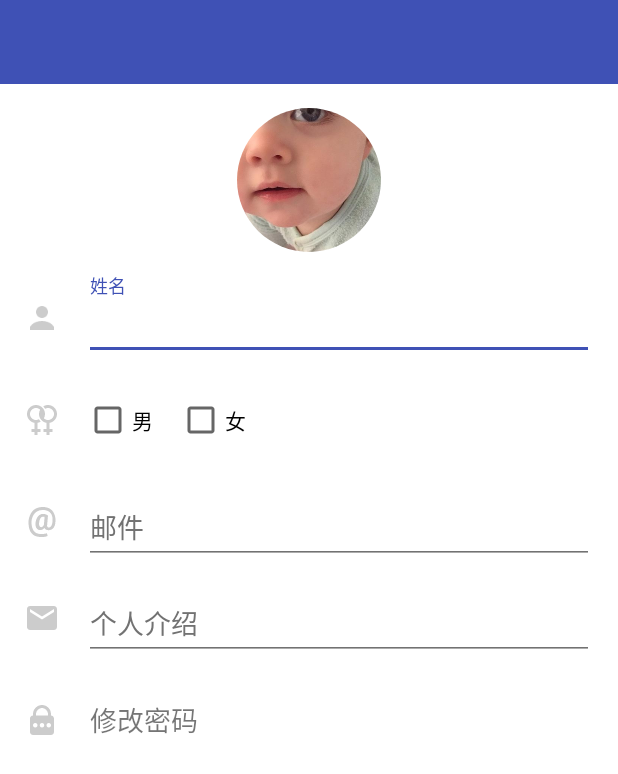
After one commit to Anima18/Utopia, an Android app: the layout activity_information.xml on its own in the app's theme, with its tools: preview values and no code run, on a phone screen of 412 x 824 dp. The commit adds this screen. Shown: the top 774 px of the screen. Run offline under Robolectric (Android 15) with nearby library versions, the phone set to English and light mode, and no system bars.

Commit message:
add infomation

```diff
--- a/app/src/main/AndroidManifest.xml
+++ b/app/src/main/AndroidManifest.xml
@@ -41,6 +41,8 @@
 
         <activity android:name=".module.home.activity.ProfileActivity" android:windowSoftInputMode="stateAlwaysHidden"/>
 
+        <activity android:name=".module.home.activity.InformationActivity" android:windowSoftInputMode="stateAlwaysHidden"/>
+
         <activity android:name=".module.home.activity.TimerActivity" android:windowSoftInputMode="stateAlwaysHidden"/>
 
         <activity android:name=".module.home.activity.TimeAnalysisActivity" android:windowSoftInputMode="stateAlwaysHidden"/>
--- /dev/null
+++ b/app/src/main/java/com/chris/utopia/module/home/activity/InformationActivity.java
@@ -0,0 +1,73 @@
+package com.chris.utopia.module.home.activity;
+
+import android.os.Bundle;
+import android.support.design.widget.TextInputLayout;
+import android.support.v7.widget.Toolbar;
+import android.view.Menu;
+import android.view.MenuItem;
+import android.widget.CheckBox;
+import android.widget.EditText;
+import android.widget.LinearLayout;
+
+import com.chris.utopia.R;
+import com.chris.utopia.common.view.BaseActivity;
+
+/**
+ * Created by jianjianhong on 2016/12/7.
+ */
+
+public class InformationActivity extends BaseActivity {
+
+    private TextInputLayout nameTi;
+    private EditText nameEt;
+    private TextInputLayout emailTi;
+    private EditText emailEt;
+    private TextInputLayout introduceTi;
+    private EditText introduceEt;
+    private CheckBox manCb;
+    private CheckBox womenCb;
+    private LinearLayout passwordView;
+
+
+    @Override
+    protected void onCreate(Bundle savedInstanceState) {
+        super.onCreate(savedInstanceState);
+        setContentView(R.layout.activity_information);
+        initView();
+    }
+
+    private void initView() {
+        nameTi = (TextInputLayout) findViewById(R.id.ti_info_name);
+        emailTi = (TextInputLayout) findViewById(R.id.ti_info_email);
+        introduceTi = (TextInputLayout) findViewById(R.id.ti_info_introduce);
+        nameEt = (EditText) findViewById(R.id.et_info_name);
+        emailEt = (EditText) findViewById(R.id.et_info_email);
+        introduceEt = (EditText) findViewById(R.id.et_info_introduce);
+        manCb = (CheckBox) findViewById(R.id.cb_info_man);
+        womenCb = (CheckBox) findViewById(R.id.cb_info_women);
+        passwordView = (LinearLayout) findViewById(R.id.view_info_password);
+    }
+
+    public void initData() {
+
+    }
+
+    @Override
+    public void setToolBarTitle() {
+        toolbar = (Toolbar) findViewById(R.id.activity_toolBar);
+        toolbar.setTitle("编辑个人信息");
+        toolbar.setNavigationIcon(R.drawable.ic_arrow_back_white_24dp);
+        setSupportActionBar(toolbar);
+    }
+
+    @Override
+    public boolean onCreateOptionsMenu(Menu menu) {
+        getMenuInflater().inflate(R.menu.menu_role_create, menu);
+        return super.onCreateOptionsMenu(menu);
+    }
+
+    @Override
+    public boolean onOptionsItemSelected(MenuItem item) {
+        return super.onOptionsItemSelected(item);
+    }
+}
--- a/app/src/main/java/com/chris/utopia/module/home/activity/ProfileActivity.java
+++ b/app/src/main/java/com/chris/utopia/module/home/activity/ProfileActivity.java
@@ -14,6 +14,8 @@ import android.widget.EditText;
 import com.afollestad.materialdialogs.DialogAction;
 import com.afollestad.materialdialogs.MaterialDialog;
 import com.chris.utopia.R;
+import com.chris.utopia.common.constant.Constant;
+import com.chris.utopia.common.util.SharedPrefsUtil;
 import com.chris.utopia.common.util.StringUtil;
 import com.chris.utopia.common.view.BaseFragment;
 import com.chris.utopia.common.view.DividerItemDecoration;
@@ -58,12 +60,15 @@ public class ProfileActivity extends BaseFragment implements ProfileActionView {
     public void initView(View view) {
         dataRv = (RecyclerView) view.findViewById(R.id.profileAct_menu_rv);
         Toolbar toolbar = (Toolbar) view.findViewById(R.id.activity_toolBar);
-        toolbar.setTitle("我");
+
+        String userName = SharedPrefsUtil.getStringValue(getContext(), Constant.SP_KEY_LOGIN_USER_NAME, "");
+        toolbar.setTitle(userName);
     }
 
     public void initData() {
         profilePresenter.setActionView(this);
 
+        dataList.add("个人信息");
         dataList.add("更改密码");
         dataList.add("我的时间");
         dataList.add("时间分析");
@@ -76,6 +81,11 @@ public class ProfileActivity extends BaseFragment implements ProfileActionView {
             public void onItemClick(View itemView, int position) {
                 switch (position) {
                     case 0:
+                        Intent intent0 = new Intent(getContext(), InformationActivity.class);
+                        startActivity(intent0);
+                        getActivity().overridePendingTransition(R.anim.push_in_right, R.anim.push_out_left);
+                        break;
+                    case 1:
                         resetPwdDialog = new MaterialDialog.Builder(getContext())
                                 .title("更改密码")
                                 .customView(R.layout.dialog_reset_password, true)
@@ -139,12 +149,12 @@ public class ProfileActivity extends BaseFragment implements ProfileActionView {
                         });
 
                         break;
-                    case 1:
+                    case 2:
                         Intent intent = new Intent(getContext(), TimerActivity.class);
                         startActivity(intent);
                         getActivity().overridePendingTransition(R.anim.push_in_right, R.anim.push_out_left);
                         break;
-                    case 2:
+                    case 3:
                         Intent intent2 = new Intent(getContext(), TimeAnalysisActivity.class);
                         startActivity(intent2);
                         getActivity().overridePendingTransition(R.anim.push_in_right, R.anim.push_out_left);
--- /dev/null
+++ b/app/src/main/res/layout/activity_information.xml
@@ -0,0 +1,185 @@
+<?xml version="1.0" encoding="utf-8"?>
+<RelativeLayout xmlns:android="http://schemas.android.com/apk/res/android"
+    xmlns:app="http://schemas.android.com/apk/res-auto"
+    android:layout_centerHorizontal="true"
+    android:layout_width="match_parent"
+    android:layout_height="match_parent"
+    android:background="@color/white"
+    android:fitsSystemWindows="true">
+
+    <include layout="@layout/toolbar_common"/>
+
+    <de.hdodenhof.circleimageview.CircleImageView
+        android:id="@+id/profile_image"
+        android:layout_width="96dp"
+        android:layout_height="96dp"
+        android:src="@drawable/boy"
+        android:layout_marginTop="16dp"
+        android:layout_marginBottom="16dp"
+        android:layout_below="@+id/activity_toolBar"
+        android:layout_centerHorizontal="true"
+        android:scaleType="centerCrop" />
+
+    <LinearLayout
+        android:id="@+id/view_info_name"
+        android:layout_width="match_parent"
+        android:layout_height="wrap_content"
+        android:orientation="horizontal"
+        android:paddingLeft="16dp"
+        android:paddingRight="16dp"
+        android:paddingBottom="8dp"
+        android:layout_below="@id/profile_image">
+
+        <ImageView
+            android:layout_width="wrap_content"
+            android:layout_height="wrap_content"
+            android:layout_gravity="center_vertical"
+            android:src="@drawable/ic_role"/>
+
+        <android.support.design.widget.TextInputLayout
+            android:id="@+id/ti_info_name"
+            android:layout_width="match_parent"
+            android:layout_height="wrap_content"
+            android:paddingLeft="16dp"
+            android:theme="@style/Thing_create_input">
+
+            <EditText
+                android:id="@+id/et_info_name"
+                android:layout_width="match_parent"
+                android:layout_height="wrap_content"
+                android:hint="姓名"/>
+        </android.support.design.widget.TextInputLayout>
+
+    </LinearLayout>
+
+    <LinearLayout
+        android:id="@+id/view_info_sex"
+        android:layout_width="match_parent"
+        android:layout_height="72dp"
+        android:orientation="horizontal"
+        android:paddingLeft="16dp"
+        android:paddingRight="16dp"
+        android:paddingBottom="8dp"
+        android:layout_below="@+id/view_info_name"
+        android:layout_alignParentStart="true">
+
+        <ImageView
+            android:layout_width="wrap_content"
+            android:layout_height="wrap_content"
+            android:layout_gravity="center_vertical"
+            android:src="@drawable/ic_sex"/>
+
+        <RadioGroup
+            android:layout_width="match_parent"
+            android:layout_height="wrap_content"
+            android:layout_gravity="center_vertical"
+            android:orientation="horizontal">
+            <CheckBox
+                android:id="@+id/cb_info_man"
+                android:layout_width="wrap_content"
+                android:layout_height="wrap_content"
+                android:text="男"
+                android:layout_marginLeft="16dp"/>
+
+            <CheckBox
+                android:id="@+id/cb_info_women"
+                android:layout_width="wrap_content"
+                android:layout_height="wrap_content"
+                android:layout_marginLeft="16dp"
+                android:text="女"/>
+        </RadioGroup>
+
+
+    </LinearLayout>
+
+    <LinearLayout
+        android:id="@+id/view_info_email"
+        android:layout_width="match_parent"
+        android:layout_height="wrap_content"
+        android:orientation="horizontal"
+        android:paddingLeft="16dp"
+        android:paddingRight="16dp"
+        android:paddingBottom="8dp"
+        android:layout_below="@id/view_info_sex">
+
+        <ImageView
+            android:layout_width="wrap_content"
+            android:layout_height="wrap_content"
+            android:layout_gravity="center_vertical"
+            android:src="@drawable/ic_email"/>
+
+        <android.support.design.widget.TextInputLayout
+            android:id="@+id/ti_info_email"
+            android:layout_width="match_parent"
+            android:layout_height="wrap_content"
+            android:paddingLeft="16dp"
+            android:theme="@style/Thing_create_input">
+            <EditText
+                android:id="@+id/et_info_email"
+                android:layout_width="match_parent"
+                android:layout_height="wrap_content"
+                android:hint="邮件"/>
+        </android.support.design.widget.TextInputLayout>
+
+    </LinearLayout>
+
+    <LinearLayout
+        android:id="@+id/view_info_introduce"
+        android:layout_width="match_parent"
+        android:layout_height="wrap_content"
+        android:orientation="horizontal"
+        android:paddingLeft="16dp"
+        android:paddingRight="16dp"
+        android:paddingBottom="8dp"
+        android:layout_below="@id/view_info_email">
+
+        <ImageView
+            android:layout_width="wrap_content"
+            android:layout_height="wrap_content"
+            android:layout_gravity="center_vertical"
+            android:src="@drawable/ic_message2"/>
+
+        <android.support.design.widget.TextInputLayout
+            android:id="@+id/ti_info_introduce"
+            android:layout_width="match_parent"
+            android:layout_height="wrap_content"
+            android:paddingLeft="16dp"
+            android:theme="@style/Thing_create_input">
+            <EditText
+                android:id="@+id/et_info_introduce"
+                android:layout_width="match_parent"
+                android:layout_height="wrap_content"
+                android:hint="个人介绍"/>
+        </android.support.design.widget.TextInputLayout>
+
+    </LinearLayout>
+
+    <LinearLayout
+        android:id="@+id/view_info_password"
+        android:layout_width="match_parent"
+        android:layout_height="72dp"
+        android:paddingLeft="16dp"
+        android:paddingRight="16dp"
+        android:paddingBottom="8dp"
+        android:orientation="horizontal"
+        android:layout_below="@id/view_info_introduce">
+
+        <ImageView
+            android:layout_width="wrap_content"
+            android:layout_height="wrap_content"
+            android:layout_gravity="center_vertical"
+            android:src="@drawable/ic_password"/>
+
+        <TextView
+            android:layout_width="match_parent"
+            android:layout_height="wrap_content"
+            android:paddingLeft="20dp"
+            android:textSize="18sp"
+            android:layout_gravity="center_vertical"
+            android:text="修改密码"/>
+
+    </LinearLayout>
+
+
+
+</RelativeLayout>
```
Also changed, not shown: app/src/main/res/drawable-hdpi/ic_email.png (added), app/src/main/res/drawable-hdpi/ic_message2.png (added), app/src/main/res/drawable-hdpi/ic_password.png (added), app/src/main/res/drawable-hdpi/ic_sex.png (added), app/src/main/res/drawable-mdpi/ic_email.png (added), app/src/main/res/drawable-mdpi/ic_message2.png (added), app/src/main/res/drawable-mdpi/ic_password.png (added), app/src/main/res/drawable-mdpi/ic_sex.png (added), app/src/main/res/drawable-xhdpi/ic_email.png (added), app/src/main/res/drawable-xhdpi/ic_message2.png (added), app/src/main/res/drawable-xhdpi/ic_password.png (added), app/src/main/res/drawable-xhdpi/ic_sex.png (added).
